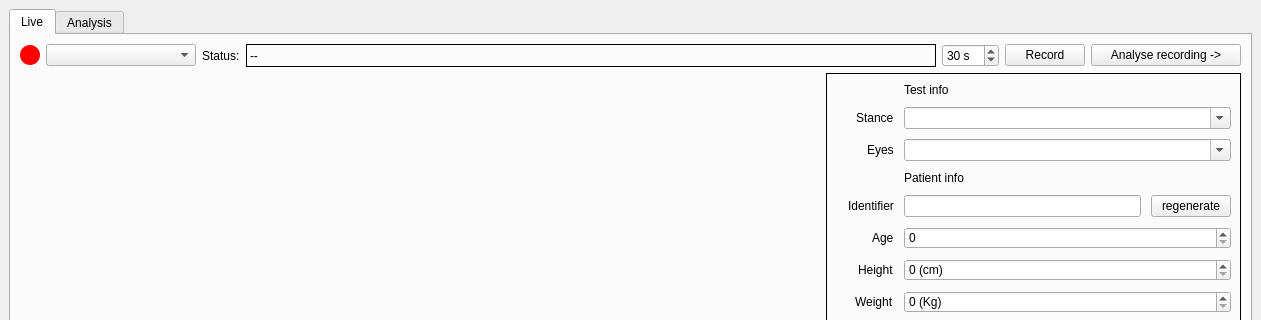
Before: the Qt Designer form QtDesigner/STEP_V0.1.ui in TimoWalraven/MNLEwii, drawn with Qt 5; both pictures show x 0 to 1261 and y 0 to 320 of the 1261 by 913 pixel window.
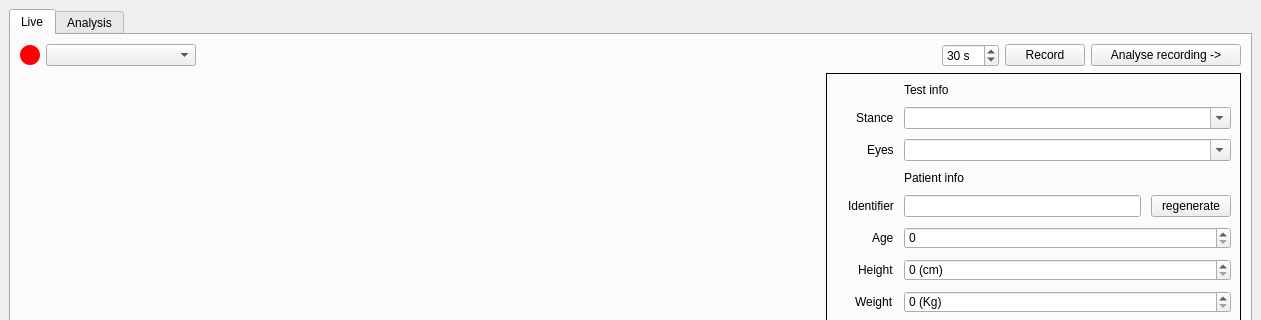
After: the same form once the commit is applied. Icons and pictures are not drawn. Custom widgets are drawn as their Qt base class.

Commit message: removed status text box and added new traffic light status indicator

What changed in the file:
```diff
--- a/QtDesigner/STEP_V0.1.ui
+++ b/QtDesigner/STEP_V0.1.ui
@@ -108,27 +108,17 @@
            </widget>
           </item>
           <item>
-           <widget class="QLabel" name="label">
-            <property name="text">
-             <string>Status:</string>
+           <spacer name="horizontalSpacer">
+            <property name="orientation">
+             <enum>Qt::Horizontal</enum>
             </property>
-           </widget>
-          </item>
-          <item>
-           <widget class="QLabel" name="statustext">
-            <property name="sizePolicy">
-             <sizepolicy hsizetype="Expanding" vsizetype="Preferred">
-              <horstretch>0</horstretch>
-              <verstretch>0</verstretch>
-             </sizepolicy>
+            <property name="sizeHint" stdset="0">
+             <size>
+              <width>40</width>
+              <height>20</height>
+             </size>
             </property>
-            <property name="frameShape">
-             <enum>QFrame::Box</enum>
-            </property>
-            <property name="text">
-             <string>--</string>
-            </property>
-           </widget>
+           </spacer>
           </item>
           <item>
            <widget class="QSpinBox" name="recordlength">
```
Left out of the diff: 4 changed lines with no effect on the pictures. The commit also changes 3 other files.
